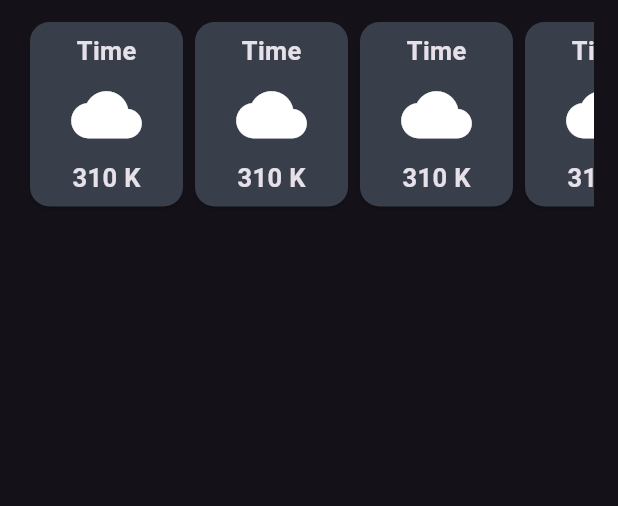
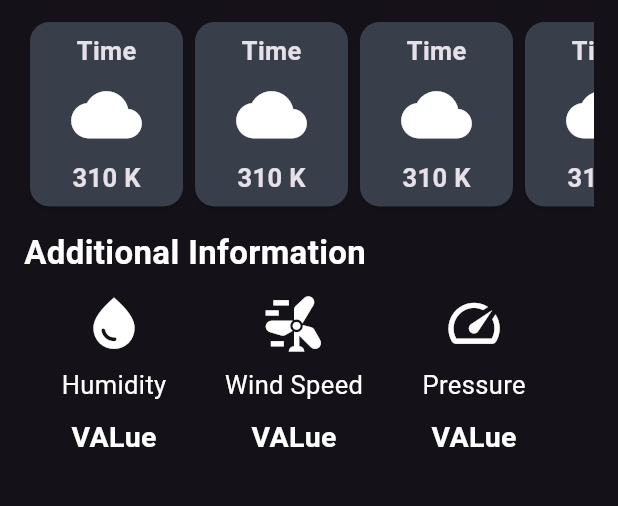
Before and after one commit to Sri-Varshith/weather_app, a Flutter app: the screen it shows after launch, on a phone screen of 412 x 824 dp, the part 461-967 px from its top. Run offline on Flutter 3.47's test engine with Material 3 defaults, Android fonts, the phone set to English and light mode, and no system bars.

Commit message:
added additional info

```diff
--- a/lib/weather_screen.dart
+++ b/lib/weather_screen.dart
@@ -98,8 +98,113 @@ class weatherscreen extends StatelessWidget{
 
                 ],
               ),
+            ),
+            Padding(
+              padding: const EdgeInsets.only(top: 11,bottom: 11),
+              child: Text("Additional Information",style: TextStyle(
+                color: Colors.white,
+                fontWeight: FontWeight.bold,
+                fontSize: 22
+              ),),
+            ),
+            Row(
+              children: [
+                SizedBox(
+                  width: 120,
+                  child:
+                     Column(
+                      children: [
+                        Icon(Icons.water_drop,
+                          size: 41,
+                        ),
+                        SizedBox(
+                          height: 9,
+                        ),
+                        Text("Humidity",
+                          style: TextStyle(
+                            color: Colors.white,
+                            fontSize: 17,
+                            fontWeight: FontWeight.w400
+                          ),
+                        ),
+                        SizedBox(
+                          height: 9,
+                        ),
+                        Text("VALue",
+                          style: TextStyle(
+                            color: Colors.white,
+                            fontSize: 19,
+                            fontWeight: FontWeight.bold
+                          ),
+                        ),
+                      ],
+                    ),
+                  ),
+                SizedBox(
+                  width: 120,
+                  child:
+                     Column(
+                      children: [
+                        Icon(Icons.wind_power,
+                          size: 41,
+                        ),
+                        SizedBox(
+                          height: 9,
+                        ),
+                        Text("Wind Speed",
+                          style: TextStyle(
+                            color: Colors.white,
+                            fontSize: 17,
+                            fontWeight: FontWeight.w400
+                          ),
+                        ),
+                        SizedBox(
+                          height: 9,
+                        ),
+                        Text("VALue",
+                          style: TextStyle(
+                            color: Colors.white,
+                            fontSize: 19,
+                            fontWeight: FontWeight.bold
+                          ),
+                        ),
+                      ],
+                    ),
+                  ),
+                SizedBox(
+                  width: 120,
+                  child:
+                     Column(
+                      children: [
+                        Icon(Icons.speed,
+                          size: 41,
+                        ),
+                        SizedBox(
+                          height: 9,
+                        ),
+                        Text("Pressure",
+                          style: TextStyle(
+                            color: Colors.white,
+                            fontSize: 17,
+                            fontWeight: FontWeight.w400
+                          ),
+                        ),
+                        SizedBox(
+                          height: 9,
+                        ),
+                        Text("VALue",
+                          style: TextStyle(
+                            color: Colors.white,
+                            fontSize: 19,
+                            fontWeight: FontWeight.bold
+                          ),
+                        ),
+                      ],
+                    ),
+                  ),
+
+              ],
             )
-
           ],
         ),
       ),
@@ -126,7 +231,6 @@ class Forecast_card extends StatelessWidget {
                         fontWeight: FontWeight.bold,
                         fontSize: 17
                       ),),
-
                       SizedBox(height: 7,),
                       Icon(Icons.cloud,
                         size: 47,
```
